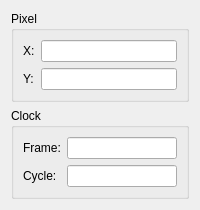
The window that debugger/ppuinformationdialog.ui (christopherpow/nesicide) describes before a commit, drawn with Qt 5.
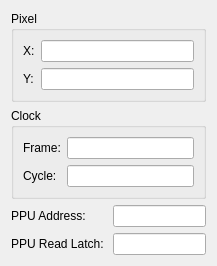
The same window after the commit.

Diff of the .ui file:
```diff
--- a/debugger/ppuinformationdialog.ui
+++ b/debugger/ppuinformationdialog.ui
@@ -6,8 +6,8 @@
    <rect>
     <x>0</x>
     <y>0</y>
-    <width>200</width>
-    <height>186</height>
+    <width>217</width>
+    <height>238</height>
    </rect>
   </property>
   <property name="sizePolicy">
@@ -97,6 +97,26 @@
      </layout>
     </widget>
    </item>
+   <item row="2" column="0">
+    <widget class="QLabel" name="label_5">
+     <property name="text">
+      <string>PPU Address:</string>
+     </property>
+    </widget>
+   </item>
+   <item row="2" column="1">
+    <widget class="QLineEdit" name="ppuAddr"/>
+   </item>
+   <item row="3" column="0">
+    <widget class="QLabel" name="label_6">
+     <property name="text">
+      <string>PPU Read Latch: </string>
+     </property>
+    </widget>
+   </item>
+   <item row="3" column="1">
+    <widget class="QLineEdit" name="ppuLatch"/>
+   </item>
   </layout>
  </widget>
  <resources/>
```
